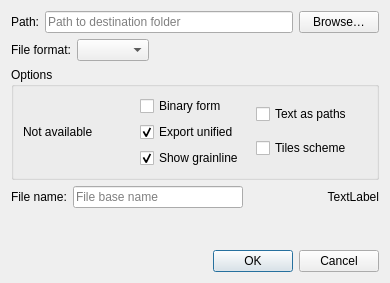
dismine/valentina, file src/app/puzzle/dialogs/dialogsavemanuallayout.ui: the form before one commit.
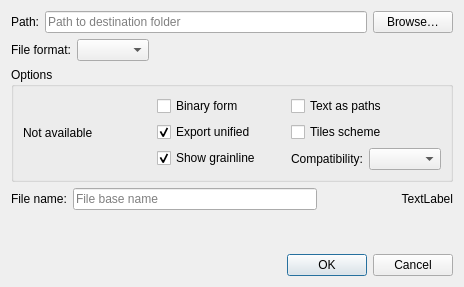
The form after the commit. Icons and pictures are not drawn.

Commit message: Improve compatibility with Richpeace CAD.

```diff
--- a/src/app/puzzle/dialogs/dialogsavemanuallayout.ui
+++ b/src/app/puzzle/dialogs/dialogsavemanuallayout.ui
@@ -6,8 +6,8 @@
    <rect>
     <x>0</x>
     <y>0</y>
-    <width>390</width>
-    <height>283</height>
+    <width>464</width>
+    <height>287</height>
    </rect>
   </property>
   <property name="windowTitle">
@@ -111,7 +111,7 @@
        <property name="title">
         <string>Options</string>
        </property>
-       <layout class="QHBoxLayout" name="horizontalLayout">
+       <layout class="QHBoxLayout" name="horizontalLayout_2">
         <item>
          <widget class="QLabel" name="labelOptionsNotAvailable">
           <property name="text">
@@ -178,6 +178,20 @@
             </property>
            </widget>
           </item>
+          <item>
+           <layout class="QHBoxLayout" name="horizontalLayout">
+            <item>
+             <widget class="QLabel" name="labelDxfCompatibility">
+              <property name="text">
+               <string>Compatibility:</string>
+              </property>
+             </widget>
+            </item>
+            <item>
+             <widget class="QComboBox" name="comboBoxDxfCompatibility"/>
+            </item>
+           </layout>
+          </item>
          </layout>
         </item>
        </layout>
```
The commit also changes 28 other files.
